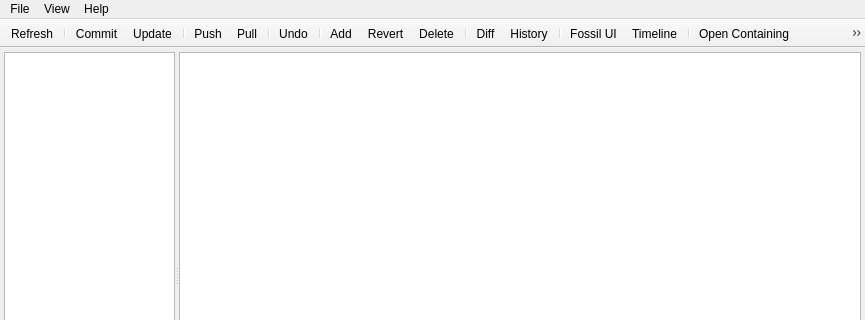
Above: MainWindow.ui from AnotherFoxGuy/diesel-scm before the change; both pictures show x 0 to 865 and y 0 to 320 of the 865 by 640 pixel window. Below: the same form after it.
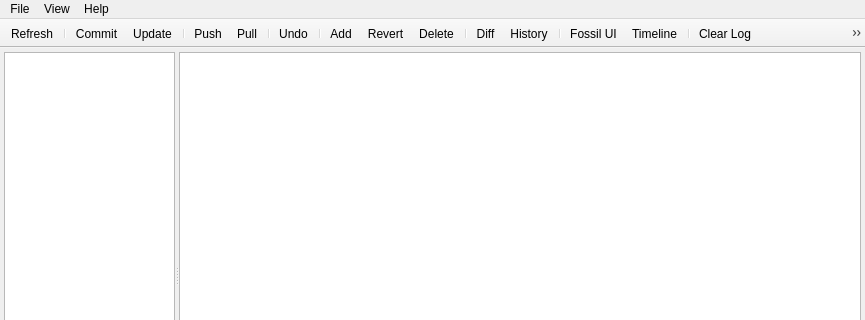
That is the form after the change. Icons and pictures are not drawn.

Commit message:
Fixed issue with fossil 1.2.0 where a new type of user query (yes to all/no) caused Fuel to hang Upped version to 0.9.5 Minor GUI Tweaks
FossilOrigin-Name: d7d817fe47606c591cc03e8d71e744d187bca5d7

Diff of the .ui file:
```diff
--- a/MainWindow.ui
+++ b/MainWindow.ui
@@ -205,9 +205,8 @@
    <addaction name="actionFossilUI"/>
    <addaction name="actionTimeline"/>
    <addaction name="separator"/>
-   <addaction name="actionOpenContaining"/>
-   <addaction name="actionSettings"/>
    <addaction name="actionClearLog"/>
+   <addaction name="actionOpenContaining"/>
   </widget>
   <widget class="QStatusBar" name="statusBar"/>
   <action name="actionRefresh">
```
The commit also changes 7 other files.
